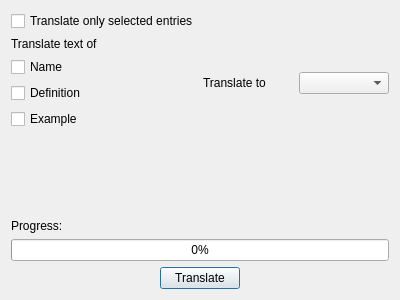
Before: the Qt Designer form design/translate.ui in kokimame/joytan, drawn with Qt 5.
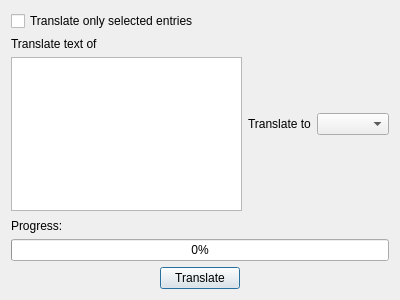
After: the same form once the commit is applied.

What changed in the file:
```diff
--- a/design/translate.ui
+++ b/design/translate.ui
@@ -33,28 +33,7 @@
         </widget>
        </item>
        <item>
-        <widget class="QCheckBox" name="nameCheck_2">
-         <property name="text">
-          <string>Name</string>
-         </property>
-         <property name="checked">
-          <bool>false</bool>
-         </property>
-        </widget>
-       </item>
-       <item>
-        <widget class="QCheckBox" name="defCheck_2">
-         <property name="text">
-          <string>Definition</string>
-         </property>
-        </widget>
-       </item>
-       <item>
-        <widget class="QCheckBox" name="exCheck_2">
-         <property name="text">
-          <string>Example</string>
-         </property>
-        </widget>
+        <widget class="QListWidget" name="keyList"/>
        </item>
       </layout>
      </item>
```
